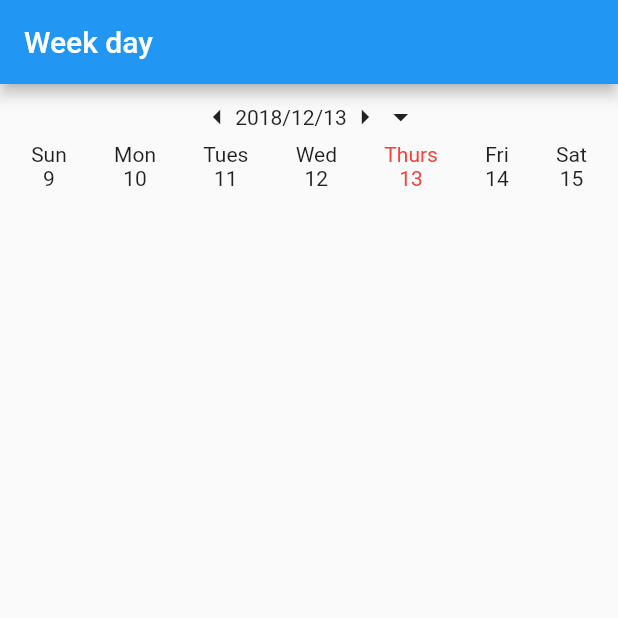
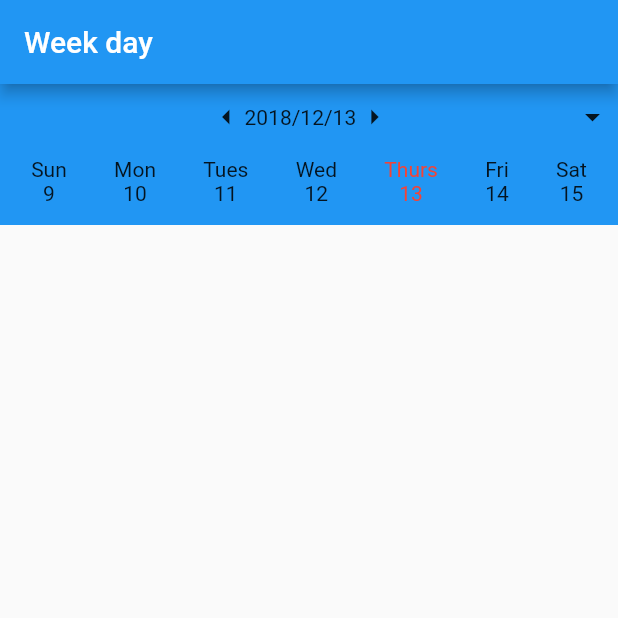
Before and after one commit to Eddie66six/G2xWeekCalendar, a Flutter app: the screen it shows after launch, after a tap on the "arrow left" icon, on a phone screen of 412 x 824 dp, the top half of it. Run offline on Flutter 3.47's test engine with Material 2 defaults, Android fonts, the phone set to English and light mode, and no system bars.

Commit message:
corrigido de alteraçao de semana e implementado colapso

```diff
--- a/example/lib/main.dart
+++ b/example/lib/main.dart
@@ -41,7 +41,8 @@ class _MyHomePageState extends State<MyHomePage> {
 
 
        */
-      body: G2xSimpleWeekCalendar(100.0, DateTime.now(), dateCallback: (date) => dateCallback, typeCollapse: true)
+      body: G2xSimpleWeekCalendar(50.0, DateTime.now(), dateCallback: (date) => dateCallback, typeCollapse: true,
+      backgroundDecoration: new BoxDecoration(color: Colors.blue),)
     );
   }
 }
--- a/lib/Util.dart
+++ b/lib/Util.dart
@@ -1,8 +1,8 @@
 ///class that contains the methods used to date
 class MyDateTime {
   static String formatDate(DateTime date, {String format = "dd/MM/yyyy"}) {
-    var str = format.replaceAll("dd", date.day.toString());
-    str = str.replaceAll("MM", date.month.toString());
+    var str = format.replaceAll("dd", (date.day < 10 ? "0" : "") + date.day.toString());
+    str = str.replaceAll("MM", (date.month < 10 ? "0" : "") + date.month.toString());
     str = str.replaceAll("yyyy", date.year.toString());
     return str;
   }
--- a/lib/g2x_simple_week_calendar.dart
+++ b/lib/g2x_simple_week_calendar.dart
@@ -55,13 +55,14 @@ class _G2xSimpleWeekCalendarState extends State<G2xSimpleWeekCalendar> with Tick
 
   _altertWeek(int days){
     setState(() {
-      currentDate = widget.currentDate.add(new Duration(days: days));
+      currentDate = currentDate.add(new Duration(days: days));
       if(widget.dateCallback != null)
         widget.dateCallback(currentDate);
     });
   }
 
   _collapse(){
+    if(!widget.typeCollapse) return;
     if(_collapseController.status == AnimationStatus.completed && _close){
       _collapseController.reverse();
       _close = false;
@@ -98,10 +99,25 @@ class _G2xSimpleWeekCalendarState extends State<G2xSimpleWeekCalendar> with Tick
   @override
   Widget build(BuildContext context) {
     weekDays = MyDateTime.getDaysOfWeek(currentDate);
+    var size = MediaQuery.of(context).size;
     var rowWeeks = new Column(
       children: <Widget>[
-        new Row(
-          mainAxisAlignment: MainAxisAlignment.center,
+        new Container(
+          decoration: widget.backgroundDecoration,
+          padding: new EdgeInsets.only(top: 10, bottom: 10, left: 5, right: 5),
+          child: new Row(
+            mainAxisAlignment: MainAxisAlignment.spaceAround,
+            children: <Widget>[
+              new InkWell(
+                onTap: ()=> _collapse(),
+                child: new Container(
+                  width: size.width/3 -3.3,
+                  child: new Text(""),
+                )
+              ),
+              new Container(
+                width: size.width/3 -3.4,
+                child: new Row(
                   children: <Widget>[
                     new InkWell(
                       onTap: ()=> _altertWeek(-7),
@@ -112,15 +128,25 @@ class _G2xSimpleWeekCalendarState extends State<G2xSimpleWeekCalendar> with Tick
                     new InkWell(
                       onTap: ()=> _altertWeek(7),
                       child: new Icon(Icons.arrow_right, color: widget.defaultTextStyle.color),
+                    )
+                  ],
+                )
               ),
-            widget.typeCollapse ? new InkWell(
+              new InkWell(
                 onTap: ()=> _collapse(),
-              child: new Icon(Icons.arrow_drop_down),
-            ) : new Container()
+                child: new Container(
+                  alignment: Alignment.centerRight,
+                  width: size.width/3 -3.3,
+                  child: widget.typeCollapse ? new Icon(_close ? Icons.arrow_drop_up : Icons.arrow_drop_down) : null,
+                ),
+              )
             ]
+          )
         ),
         new Container(
           height: _heightCollapse,
+          decoration: widget.backgroundDecoration,
+          padding: new EdgeInsets.only(bottom: 5, left: 5, right: 5),
           child: new Row(
             mainAxisAlignment: MainAxisAlignment.spaceAround,
             children: widget.strWeekDays.map((i){
@@ -147,10 +173,6 @@ class _G2xSimpleWeekCalendarState extends State<G2xSimpleWeekCalendar> with Tick
         )
       ],
     );
-    return new Container(
-      padding: new EdgeInsets.only(top: 10, bottom: 10, left: 5, right: 5),
-      decoration: widget.backgroundDecoration,
-      child: rowWeeks,
-    );
+    return rowWeeks;
   }
 }
```
Also changed, not shown: 1 other file. Lines whose indentation alone changed are shown as unchanged.
